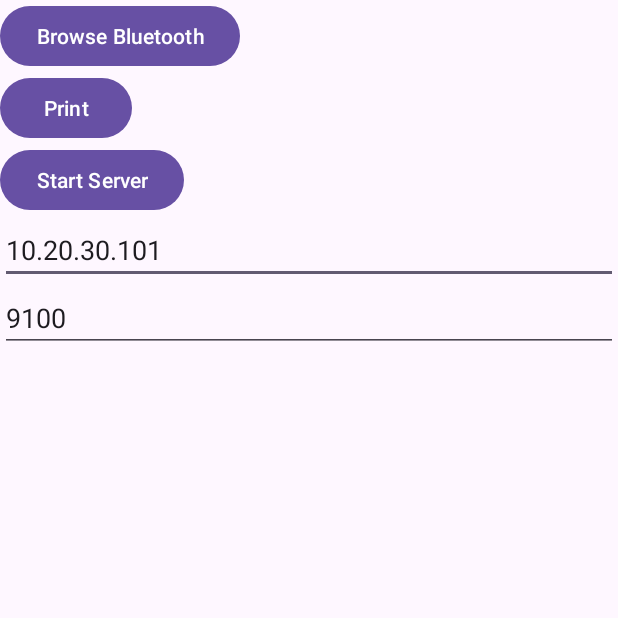
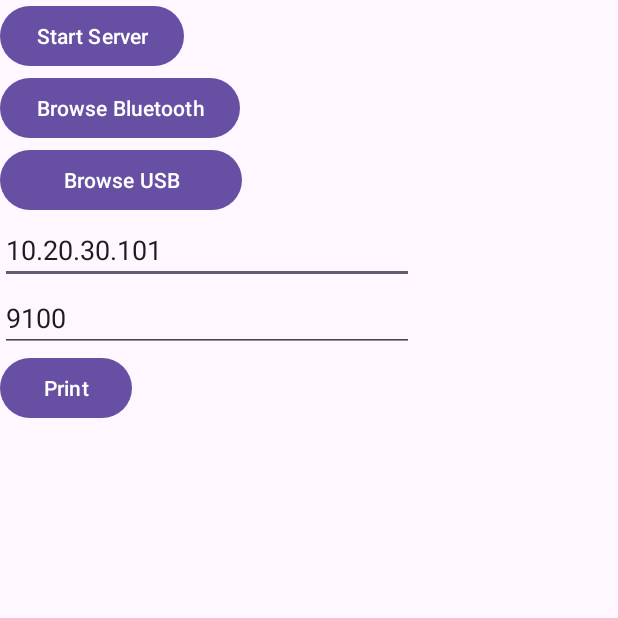
Before and after one commit to arrazy100/kiosk-printer, an Android app: the screen it shows after launch (MainActivity), on a phone screen of 412 x 824 dp, the top half of it. Run offline under Robolectric (Android 15) with nearby library versions, the phone set to English and light mode, and no system bars; libraries missing offline, so code that uses them is left out: com.dantsu.escposprinter.

Commit message:
Refactor the code

```diff
--- a/app/src/main/java/com/lunapos/kioskprinter/MainActivity.kt
+++ b/app/src/main/java/com/lunapos/kioskprinter/MainActivity.kt
@@ -1,14 +1,11 @@
 package com.lunapos.kioskprinter
 
-import android.app.PendingIntent
 import android.content.BroadcastReceiver
 import android.content.Context
 import android.content.Intent
 import android.content.IntentFilter
-import android.hardware.usb.UsbDevice
 import android.hardware.usb.UsbManager
 import android.os.Bundle
-import android.os.Parcelable
 import android.view.View
 import android.widget.Button
 import android.widget.EditText
@@ -29,6 +26,7 @@ import com.lunapos.kioskprinter.singletons.WebServer
 
 class MainActivity : AppCompatActivity() {
     private var serverUp = false
+    private val serverPort = 5000
     private var notificationManager: NotificationManagerCompat? = null
 
     private val webServer = WebServer.getInstance()
@@ -38,42 +36,61 @@ class MainActivity : AppCompatActivity() {
     private val tcpPrinter = TcpPrinter()
     private val coroutinePrinter = CoroutinePrinter.getInstance()
 
-    private val usbReceiver: BroadcastReceiver = object : BroadcastReceiver() {
-        override fun onReceive(context: Context, intent: Intent) {
-            val action = intent.action
-            if (ACTION_USB_PERMISSION == action) {
-                synchronized(this) {
-                    val device =
-                        intent.getParcelableExtra<Parcelable>(UsbManager.EXTRA_DEVICE) as UsbDevice?
-                    if (intent.getBooleanExtra(UsbManager.EXTRA_PERMISSION_GRANTED, false)) {
-                        Toast.makeText(
-                            context,
-                            "Permission granted for this device",
-                            Toast.LENGTH_SHORT
-                        ).show()
-                    } else {
-                        Toast.makeText(
-                            context,
-                            "Permission denied for this device",
-                            Toast.LENGTH_SHORT
-                        ).show()
-                    }
-                }
-            }
-        }
-    }
-
     override fun onCreate(savedInstanceState: Bundle?) {
         super.onCreate(savedInstanceState)
         setContentView(R.layout.activity_main)
 
-        val port = 5000
+
+        val serverButton: Button = findViewById(R.id.serverButton)
+        val browseBluetoothButton = findViewById<View>(R.id.button_bluetooth_browse) as Button
+        val browseUsbButton = findViewById<View>(R.id.button_usb_browse) as Button
+        val tcpHost = findViewById<EditText>(R.id.tcp_input)
+        val tcpPort = findViewById<EditText>(R.id.port_input)
+        val printButton = findViewById<View>(R.id.bluetooth_print) as Button
+        val textView = findViewById<TextView>(R.id.usb_device)
+
+
+        tcpHost.setText("10.20.30.101")
+        tcpPort.setText("9100")
+
+
         notificationManager = NotificationManagerCompat.from(applicationContext)
 
-        val serverButton: Button = findViewById(R.id.serverButton)
+
+        // Register USB Receiver
+        val filter = IntentFilter(ACTION_USB_PERMISSION)
+        registerReceiver(usbReceiver, filter)
+
+
+        // Register Printer
+        bluetoothPrinter.printerDpi = 203
+        bluetoothPrinter.printerWidthMM = 48f
+        bluetoothPrinter.printerNbrCharactersPerLine = 32
+        bluetoothPrinter.text = "[C]Test Bluetooth Printer"
+
+        usbPrinter.usbManager = getSystemService(Context.USB_SERVICE) as UsbManager
+        usbPrinter.printerDpi = 203
+        usbPrinter.printerWidthMM = 48f
+        usbPrinter.printerNbrCharactersPerLine = 32
+        usbPrinter.text = "[C]Test USB Printer"
+
+        tcpPrinter.ipAddress = tcpHost.text.toString()
+        tcpPrinter.portAddress = tcpPort.text.toString()
+        tcpPrinter.timeout = 1000
+        tcpPrinter.printerDpi = 203
+        tcpPrinter.printerWidthMM = 48f
+        tcpPrinter.printerNbrCharactersPerLine = 32
+        tcpPrinter.text = "[C]Test TCP Printer"
+
+        coroutinePrinter.addPrinter(bluetoothPrinter)
+        coroutinePrinter.addPrinter(usbPrinter)
+        coroutinePrinter.addPrinter(tcpPrinter)
+
+
+        // Register Button Listener
         serverButton.setOnClickListener {
             serverUp = if(!serverUp){
-                webServer.startServer(port, this, applicationContext, notificationManager!!)
+                webServer.startServer(serverPort, this, applicationContext, notificationManager!!)
                 true
             } else{
                 webServer.stopServer(applicationContext, this, notificationManager!!)
@@ -81,28 +98,11 @@ class MainActivity : AppCompatActivity() {
             }
         }
 
-        val browseBluetoothButton = findViewById<View>(R.id.button_bluetooth_browse) as Button
+        browseBluetoothButton.setOnClickListener { bluetoothPrinter.browseBluetoothDevice(applicationContext, this) }
 
-        val textView = findViewById<TextView>(R.id.usb_device)
+        browseUsbButton.setOnClickListener { usbPrinter.browseUsb(this, browseUsbButton, textView) }
 
-//        browseBluetoothButton.setOnClickListener { bluetoothPrinter.browseBluetoothDevice(applicationContext, this) }
-        browseBluetoothButton.setOnClickListener { usbPrinter.browseUsb(this, browseBluetoothButton, textView) }
-
-        val printButton = findViewById<View>(R.id.bluetooth_print) as Button
-        printButton.setOnClickListener { coroutinePrinter.doPrint(notifications, applicationContext, notificationManager!!) }
-
-        val tcpHost = findViewById<EditText>(R.id.tcp_input)
-        tcpHost.setText("10.20.30.101")
-
-        val tcpPort = findViewById<EditText>(R.id.port_input)
-        tcpPort.setText("9100")
-
-        usbPrinter.usbManager = getSystemService(USB_SERVICE) as UsbManager
-
-        coroutinePrinter.addPrinter(usbPrinter)
-
-        val filter = IntentFilter(ACTION_USB_PERMISSION)
-        registerReceiver(usbReceiver, filter)
+        printButton.setOnClickListener { coroutinePrinter.doPrint(notifications, applicationContext, notificationManager!!, printButton) }
     }
 
     override fun onDestroy() {
@@ -129,4 +129,27 @@ class MainActivity : AppCompatActivity() {
             )
         }
     }
+
+    private val usbReceiver: BroadcastReceiver = object : BroadcastReceiver() {
+        override fun onReceive(context: Context, intent: Intent) {
+            val action = intent.action
+            if (ACTION_USB_PERMISSION == action) {
+                synchronized(this) {
+                    if (intent.getBooleanExtra(UsbManager.EXTRA_PERMISSION_GRANTED, false)) {
+                        Toast.makeText(
+                            context,
+                            "Permission granted for this device",
+                            Toast.LENGTH_SHORT
+                        ).show()
+                    } else {
+                        Toast.makeText(
+                            context,
+                            "Permission denied for this device",
+                            Toast.LENGTH_SHORT
+                        ).show()
+                    }
+                }
+            }
+        }
+    }
 }
--- a/app/src/main/java/com/lunapos/kioskprinter/singletons/BluetoothPrinter.kt
+++ b/app/src/main/java/com/lunapos/kioskprinter/singletons/BluetoothPrinter.kt
@@ -134,6 +134,7 @@ class BluetoothPrinter : AbstractPrinter() {
 
     override suspend fun print(context: Context) {
         if (selectedDevice != null) {
+            try {
                 val printer = EscPosPrinter(
                     this.selectedDevice,
                     this.printerDpi,
@@ -142,5 +143,9 @@ class BluetoothPrinter : AbstractPrinter() {
                 )
                 printer.printFormattedTextAndCut(this.text.trimIndent())
             }
+            catch (e: Exception) {
+                e.printStackTrace()
             }
         }
+    }
+}
--- a/app/src/main/java/com/lunapos/kioskprinter/singletons/CoroutinePrinter.kt
+++ b/app/src/main/java/com/lunapos/kioskprinter/singletons/CoroutinePrinter.kt
@@ -1,6 +1,7 @@
 package com.lunapos.kioskprinter.singletons
 
 import android.content.Context
+import android.widget.Button
 import androidx.core.app.NotificationManagerCompat
 import kotlinx.coroutines.CoroutineScope
 import kotlinx.coroutines.Dispatchers
@@ -26,7 +27,15 @@ class CoroutinePrinter {
         printers.add(printer)
     }
 
-    fun doPrint(notifications: Notifications, context: Context, notificationManager: NotificationManagerCompat) {
+    fun doPrint(
+        notifications: Notifications,
+        context: Context,
+        notificationManager: NotificationManagerCompat,
+        printButton: Button
+    ) {
+        // Disable Button
+        printButton.isEnabled = false
+
         if (printers.isEmpty()) {
             return
         }
@@ -58,6 +67,9 @@ class CoroutinePrinter {
             // Cancel the notification (on the main thread)
             withContext(Dispatchers.Main) {
                 notificationManager.cancel(PRINTER_NOTIFICATION_ID)
+
+                // Enable the button
+                printButton.isEnabled = true
             }
         }
     }
--- a/app/src/main/java/com/lunapos/kioskprinter/singletons/TcpPrinter.kt
+++ b/app/src/main/java/com/lunapos/kioskprinter/singletons/TcpPrinter.kt
@@ -14,9 +14,9 @@ class TcpPrinter : AbstractPrinter() {
     ) {
     }
 
-    private val ipAddress: String = ""
-    private val portAddress: String = ""
-    private val timeout: Int = 1000
+    var ipAddress: String = ""
+    var portAddress: String = ""
+    var timeout: Int = 1000
 
     override suspend fun print(context: Context) {
         if (ipAddress.isNotBlank() && portAddress.isNotBlank()) {
--- a/app/src/main/res/layout/activity_main.xml
+++ b/app/src/main/res/layout/activity_main.xml
@@ -8,10 +8,38 @@
     tools:context=".MainActivity">
 
     <Button
+        android:id="@+id/serverButton"
+        android:layout_width="wrap_content"
+        android:layout_height="wrap_content"
+        android:text="Start Server" />
+
+    <Button
         android:id="@+id/button_bluetooth_browse"
         android:layout_width="wrap_content"
         android:layout_height="wrap_content"
         android:text="Browse Bluetooth" />
+
+    <Button
+        android:id="@+id/button_usb_browse"
+        android:layout_width="161dp"
+        android:layout_height="wrap_content"
+        android:text="Browse USB" />
+
+    <EditText
+        android:id="@+id/tcp_input"
+        android:layout_width="276dp"
+        android:layout_height="wrap_content"
+        android:ems="10"
+        android:inputType="text"
+        android:text="TCP Host" />
+
+    <EditText
+        android:id="@+id/port_input"
+        android:layout_width="276dp"
+        android:layout_height="wrap_content"
+        android:ems="10"
+        android:inputType="text"
+        android:text="Port" />
 
     <Button
         android:id="@+id/bluetooth_print"
@@ -19,31 +47,9 @@
         android:layout_height="wrap_content"
         android:text="Print" />
 
-    <Button
-        android:id="@+id/serverButton"
-        android:layout_width="wrap_content"
-        android:layout_height="wrap_content"
-        android:text="Start Server" />
-
-    <EditText
-        android:id="@+id/tcp_input"
-        android:layout_width="match_parent"
-        android:layout_height="wrap_content"
-        android:ems="10"
-        android:inputType="text"
-        android:text="TCP Host" />
-
-    <EditText
-        android:id="@+id/port_input"
-        android:layout_width="match_parent"
-        android:layout_height="wrap_content"
-        android:ems="10"
-        android:inputType="text"
-        android:text="Port" />
-
     <TextView
         android:id="@+id/usb_device"
         android:layout_width="match_parent"
-        android:layout_height="wrap_content" />
+        android:layout_height="447dp" />
 
 </LinearLayout>
```
Also changed, not shown: app/src/main/java/com/lunapos/kioskprinter/singletons/UsbPrinter.kt (+23 -14 lines). Lines whose indentation alone changed are shown as unchanged.
